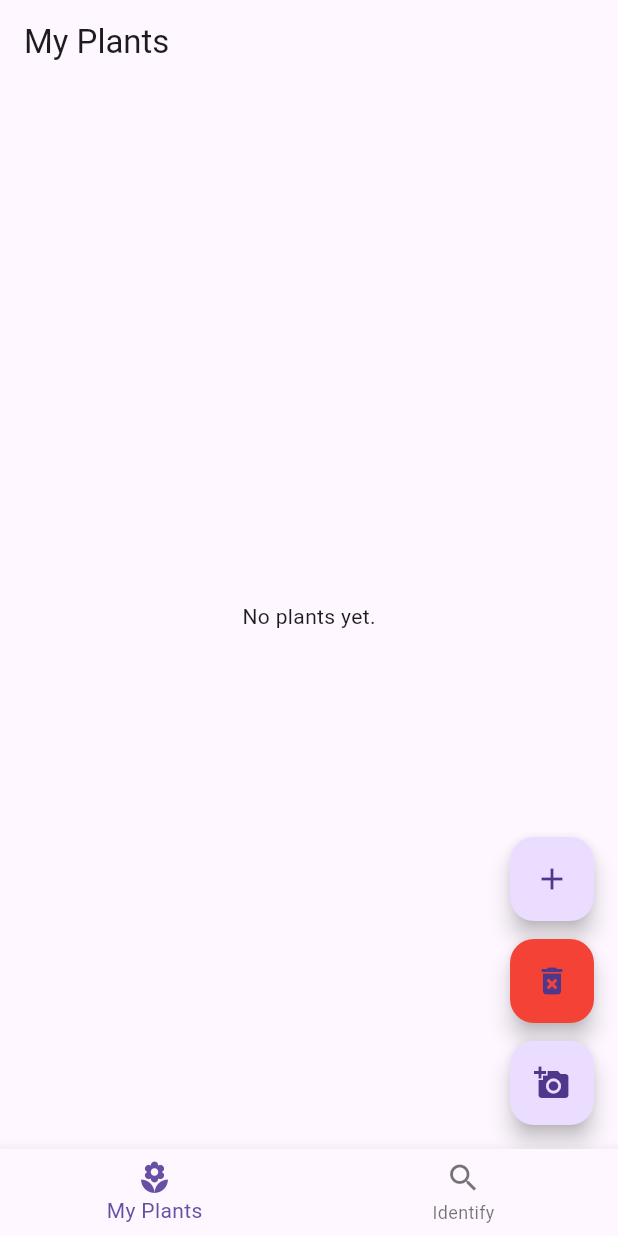
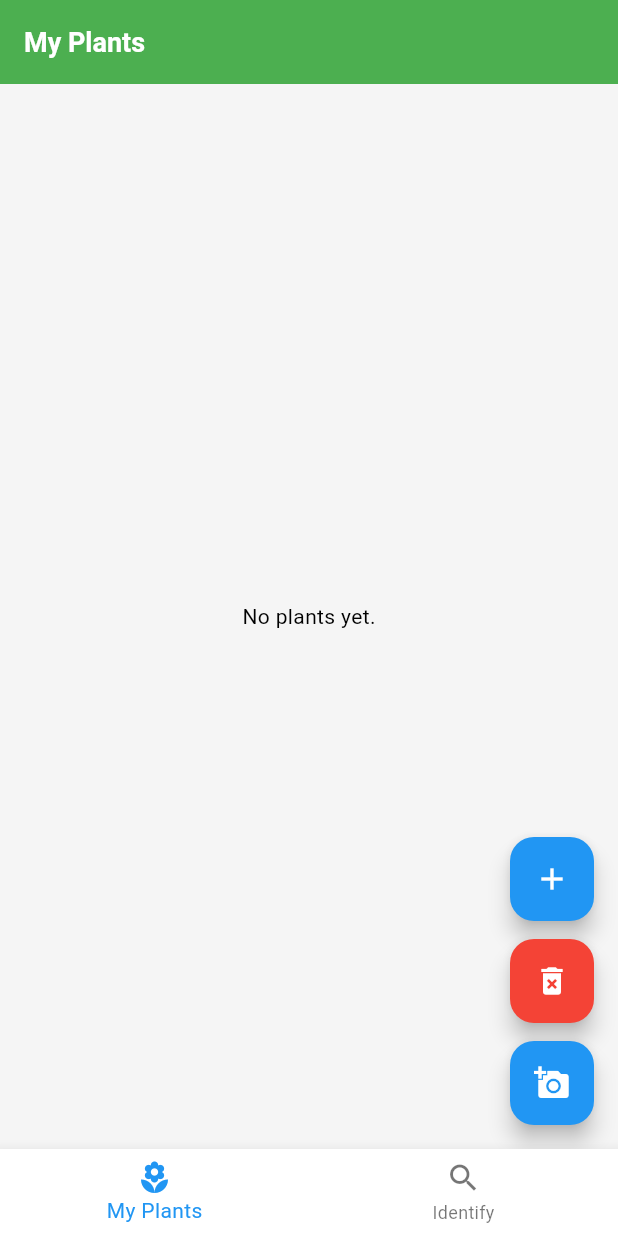
Before and after one commit to AT-Phillips/planty-palace, a Flutter app: the screen it shows after launch, on a phone screen of 412 x 824 dp. Run offline on Flutter 3.47's test engine with Material 3 defaults, Android fonts, the phone set to English and light mode, and no system bars; our stand-ins replace image_picker, sqflite, sqflite_common_ffi; accounts and stored records are empty.

Commit message:
Prettied up UI

```diff
--- a/lib/main.dart
+++ b/lib/main.dart
@@ -4,6 +4,7 @@ import 'package:sqflite_common_ffi/sqflite_ffi.dart';
 
 import 'screens/my_plants_screen.dart';
 import 'screens/identify_plant_screen.dart';
+import 'styles/theme.dart';  // Import your theme here
 
 void main() {
   // Initialize FFI database for desktop platforms
@@ -22,10 +23,7 @@ class PlantyPalaceApp extends StatelessWidget {
   Widget build(BuildContext context) {
     return MaterialApp(
       title: 'Planty Palace',
-      theme: ThemeData(
-        primarySwatch: Colors.green,
-        visualDensity: VisualDensity.adaptivePlatformDensity,
-      ),
+      theme: AppTheme.lightTheme,  // Use your custom theme here
       home: const MainContainer(),
       routes: {
         '/identify': (context) => const IdentifyPlantScreen(),
--- a/lib/services/plant_identifier_service.dart
+++ b/lib/services/plant_identifier_service.dart
@@ -1,6 +1,5 @@
 import 'dart:convert';
 import 'dart:io';
-import 'package:flutter/material.dart';
 import 'package:image_picker/image_picker.dart';
 import 'package:http/http.dart' as http;
 
--- /dev/null
+++ b/lib/styles/theme.dart
@@ -0,0 +1,42 @@
+import 'package:flutter/material.dart';
+
+class AppTheme {
+  static const Color primaryColor = Color(0xFF4CAF50); // fresh green
+  static const Color accentColor = Color(0xFF81C784); // lighter green
+  static const Color backgroundColor = Color(0xFFF5F5F5); // light grey
+
+  static ThemeData get lightTheme {
+    return ThemeData(
+      primaryColor: primaryColor,
+      colorScheme: ColorScheme.fromSwatch().copyWith(secondary: accentColor),
+      scaffoldBackgroundColor: backgroundColor,
+      appBarTheme: const AppBarTheme(
+        backgroundColor: primaryColor,
+        foregroundColor: Colors.white,
+        elevation: 0,
+      ),
+      elevatedButtonTheme: ElevatedButtonThemeData(
+        style: ElevatedButton.styleFrom(
+          backgroundColor: primaryColor,
+          foregroundColor: Colors.white,
+          shape: RoundedRectangleBorder(
+            borderRadius: BorderRadius.circular(8),
+          ),
+          padding: const EdgeInsets.symmetric(vertical: 14, horizontal: 24),
+          textStyle: const TextStyle(fontSize: 16, fontWeight: FontWeight.w600),
+        ),
+      ),
+      inputDecorationTheme: InputDecorationTheme(
+        border: OutlineInputBorder(borderRadius: BorderRadius.circular(8)),
+        filled: true,
+        fillColor: Colors.white,
+        contentPadding: const EdgeInsets.symmetric(vertical: 12, horizontal: 16),
+      ),
+      textTheme: const TextTheme(
+        bodyLarge: TextStyle(fontSize: 16),
+        bodyMedium: TextStyle(fontSize: 14),
+        titleLarge: TextStyle(fontWeight: FontWeight.bold, fontSize: 18),
+      ),
+    );
+  }
+}
```
